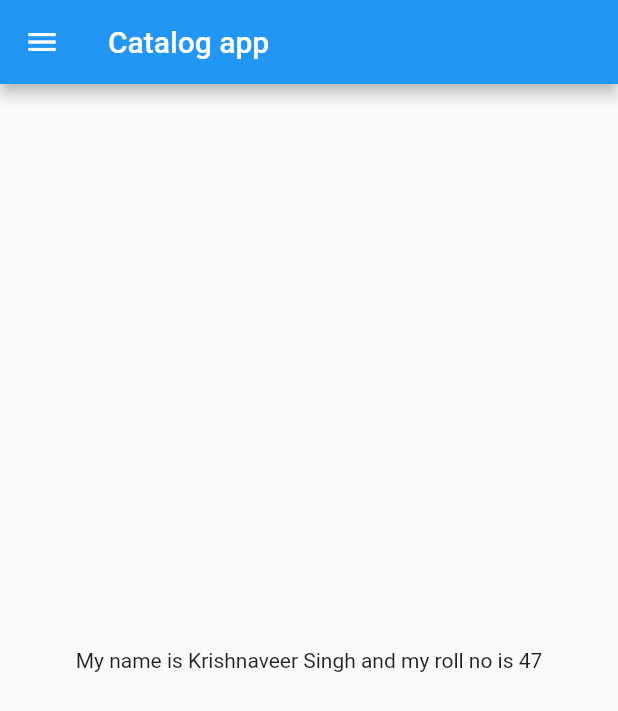
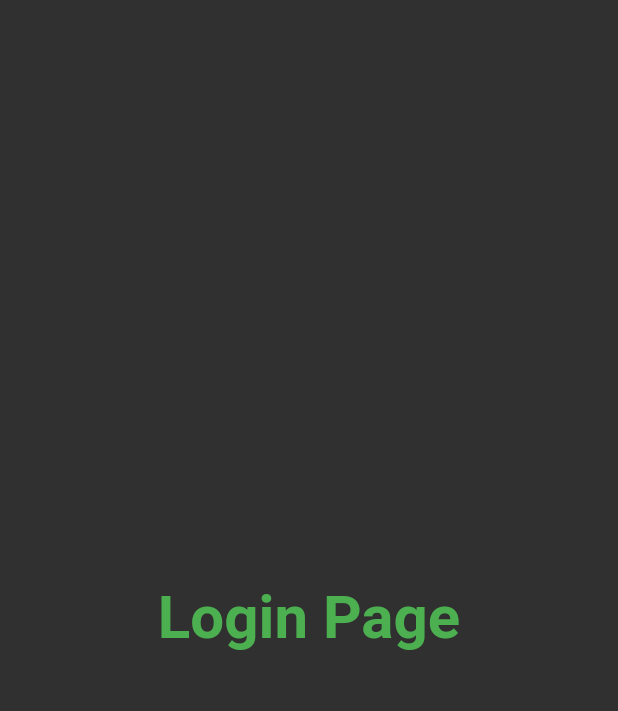
Before and after one commit to 47krishnaveersingh/learnig-flutter, a Flutter app: the screen it shows after launch, on a phone screen of 412 x 824 dp. Shown: the top 711 px of the screen. Run offline on Flutter 3.47's test engine with Material 2 defaults, Android fonts, the phone set to English and light mode, and no system bars.

Commit message:
day3 cmpleted

```diff
--- a/lib/main.dart
+++ b/lib/main.dart
@@ -1,5 +1,6 @@
 import 'package:flutter/material.dart';
-import 'package:initial/home_page.dart';
+import 'package:initial/pages/home_page.dart';
+import 'package:initial/pages/login_page.dart';
 
 void main() {
   runApp(const MyApp());
@@ -11,7 +12,14 @@
   @override
   Widget build(BuildContext context) {
     return MaterialApp(
-      home: HomePage(),
+      // home: HomePage(),
+      theme: ThemeData(primarySwatch: Colors.deepOrange),
+      themeMode: ThemeMode.dark,
+      darkTheme: ThemeData(brightness: Brightness.dark),
+      routes: {
+        "/": (context) => const LoginPage(),
+        "/login": (context) => const LoginPage()
+      },
     );
   }
 }
--- a/lib/home_page.dart
+++ b/lib/pages/home_page.dart
@@ -3,16 +3,19 @@
 class HomePage extends StatelessWidget {
   final String name = "Krishnaveer Singh";
   final int n = 47;
+
+  const HomePage({Key? key}) : super(key: key);
+
   @override
   Widget build(BuildContext context) {
     return Scaffold(
       appBar: AppBar(
-        title: Text("Catalog app"),
+        title: const Text("Catalog app"),
       ),
       body: Center(
         child: Text("My name is $name and my roll no is $n"),
       ),
-      drawer: Drawer(),
+      drawer: const Drawer(),
     );
   }
 }
--- /dev/null
+++ b/lib/pages/login_page.dart
@@ -0,0 +1,18 @@
+import 'package:flutter/material.dart';
+
+class LoginPage extends StatelessWidget {
+  const LoginPage({Key? key}) : super(key: key);
+
+  @override
+  Widget build(BuildContext context) {
+    return const Material(
+      child: Center(
+        child: Text(
+          "Login Page",
+          style: TextStyle(
+              fontSize: 40, fontWeight: FontWeight.bold, color: Colors.green),
+        ),
+      ),
+    );
+  }
+}
```
